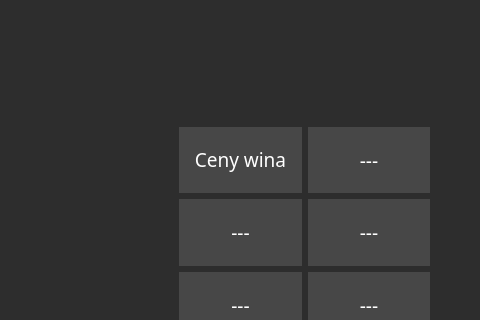
First picture: the form in Projekt/app.ui, repository Julnowak/Vineyard-Model, before the edit; both pictures show x 170 to 650 and y 143 to 463 of the 1000 by 657 pixel window.
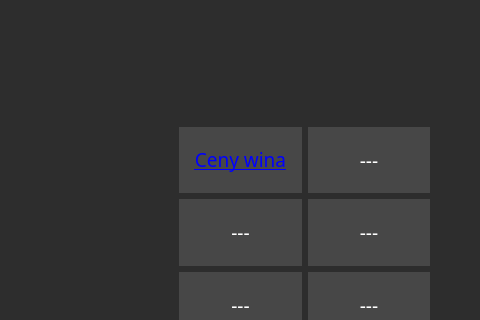
Second picture: the form after the edit. Icons and pictures are not drawn. Custom widgets are drawn as their Qt base class.

```diff
--- a/Projekt/app.ui
+++ b/Projekt/app.ui
@@ -4652,7 +4652,7 @@
 background-color: rgb(71, 71, 71);</string>
                  </property>
                  <property name="text">
-                  <string>&lt;a href=&quot;../Wyniki/Tabele/ceny_wina.csv &quot;style=&quot;color: white;&quot;&gt;Ceny wina&lt;/a&gt;</string>
+                  <string>&lt;a href=&quot;C:\Users\Julia\Documents\GitHub\Model_prowadzenia_winnicy\Model_prowadzenia_winnicy\Wyniki\Tabele\ceny_wina.csv&quot;&gt;Ceny wina&lt;/a&gt;</string>
                  </property>
                  <property name="alignment">
                   <set>Qt::AlignCenter</set>
```
